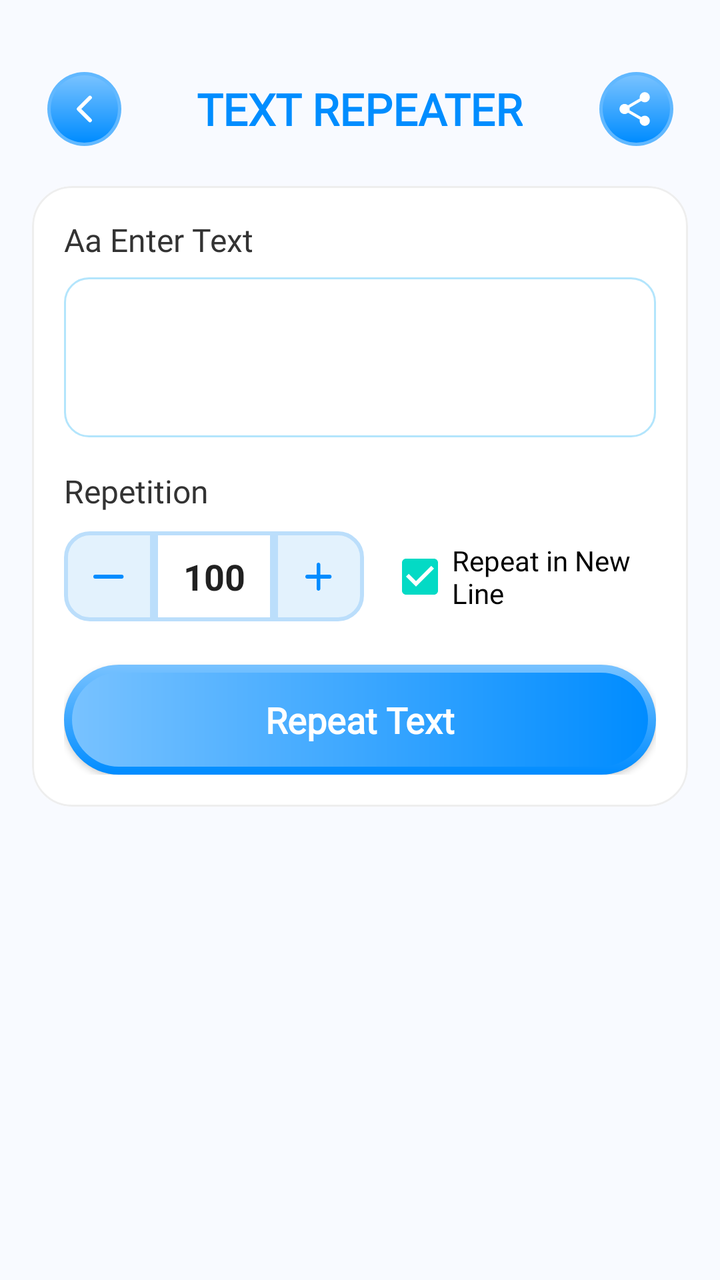
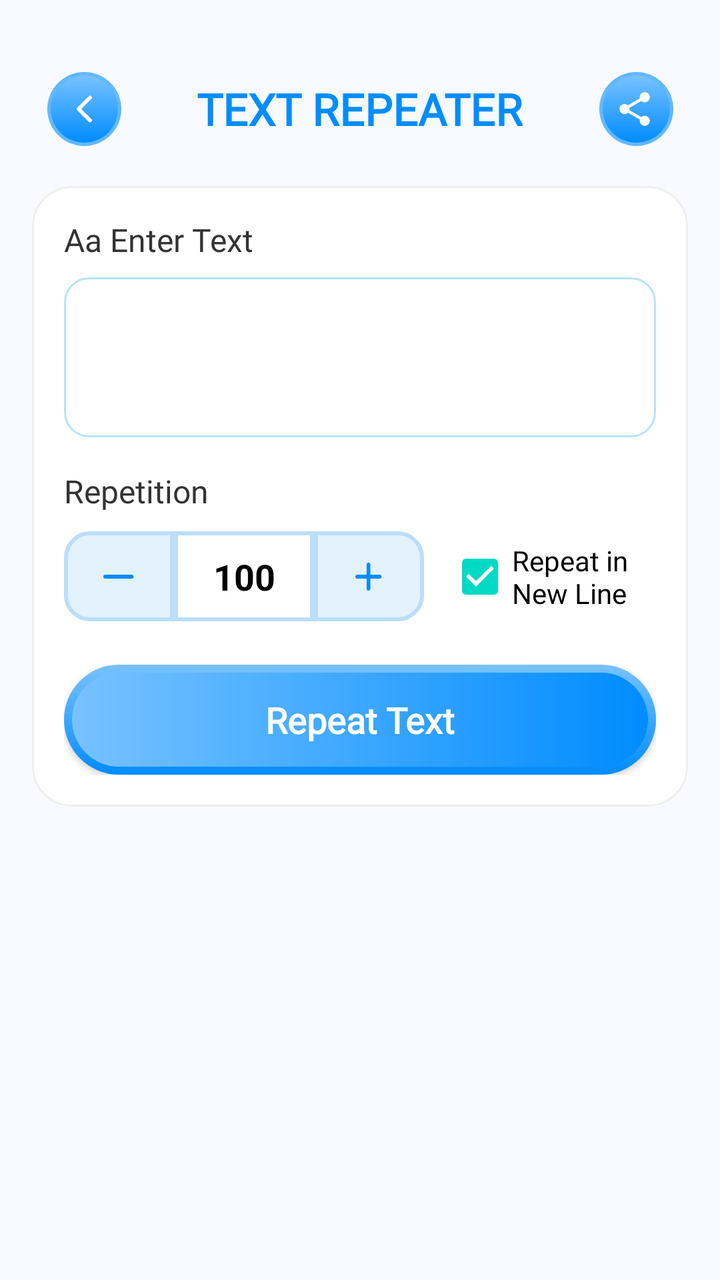

An Android layout rendered at two revisions. The XML below is the earlier revision; the diff shows what the commit changed to produce the second picture.
<!-- AndroidManifest.xml: application theme Theme.TextRepeat -->
<!-- res/layout/activity_repeat.xml -->
<?xml version="1.0" encoding="utf-8"?>
<LinearLayout xmlns:android="http://schemas.android.com/apk/res/android"
    xmlns:app="http://schemas.android.com/apk/res-auto"
    android:layout_width="match_parent"
    android:layout_height="match_parent"
    android:background="#F8FAFF"
    android:orientation="vertical">

    <RelativeLayout
        android:layout_width="match_parent"
        android:layout_height="45dp"
        android:layout_marginTop="32dp"
        android:paddingHorizontal="16dp">

        <ImageView
            android:id="@+id/btnBack"
            android:layout_width="wrap_content"
            android:layout_height="wrap_content"
            android:padding="4dp"
            android:layout_centerVertical="true"
            android:src="@drawable/ic_back_blue" />

        <TextView
            android:layout_width="wrap_content"
            android:layout_height="wrap_content"
            android:layout_centerInParent="true"
            android:text="@string/text_repeater"
            android:fontFamily="@font/poppins_bold"
            android:textColor="#008DFF"
            android:textSize="22sp"
            android:textStyle="bold" />

        <ImageView
            android:id="@+id/imvshare"
            android:layout_width="wrap_content"
            android:layout_height="wrap_content"
            android:padding="4dp"
            android:layout_alignParentEnd="true"
            android:layout_centerVertical="true"
            android:src="@drawable/ic_share_blue" />
    </RelativeLayout>

    <androidx.core.widget.NestedScrollView
        android:layout_width="match_parent"
        android:layout_height="match_parent">

        <LinearLayout
            android:layout_width="match_parent"
            android:layout_height="wrap_content"
            android:orientation="vertical"
            android:padding="16dp">

            <com.google.android.material.card.MaterialCardView
                android:layout_width="match_parent"
                android:layout_height="wrap_content"
                app:cardBackgroundColor="@color/white"
                app:cardCornerRadius="20dp"
                app:cardElevation="0dp"
                app:strokeColor="#EEEEEE"
                app:strokeWidth="1dp">

                <LinearLayout
                    android:layout_width="match_parent"
                    android:layout_height="wrap_content"
                    android:orientation="vertical"
                    android:padding="16dp">

                    <TextView
                        android:layout_width="wrap_content"
                        android:layout_height="wrap_content"
                        android:text="@string/aa_enter_text"
                        android:fontFamily="@font/poppins_medium"
                        android:textSize="16sp"
                        android:textColor="#333333" />

                    <EditText
                        android:id="@+id/edtInput"
                        android:layout_width="match_parent"
                        android:layout_height="80dp"
                        android:layout_marginTop="8dp"
                        android:background="@drawable/bg_edittext_blue_stroke"
                        android:gravity="top"
                        android:fontFamily="@font/seymourone_regular"
                        android:padding="12dp"
                        android:textSize="16sp" />

                    <TextView
                        android:layout_width="wrap_content"
                        android:layout_height="wrap_content"
                        android:layout_marginTop="16dp"
                        android:text="@string/repetition"
                        android:fontFamily="@font/poppins_medium"
                        android:textSize="16sp"
                        android:textColor="#333333" />

                    <LinearLayout
                        android:layout_width="match_parent"
                        android:layout_height="wrap_content"
                        android:layout_marginTop="8dp"
                        android:gravity="center_vertical"
                        android:orientation="horizontal">

                        <LinearLayout
                            android:layout_width="wrap_content"
                            android:layout_height="45dp"
                            android:gravity="center_vertical"
                            android:orientation="horizontal">

                            <ImageButton
                                android:id="@+id/btnMinus"
                                android:layout_width="45dp"
                                android:layout_height="match_parent"
                                android:background="@drawable/bg_counter_left"
                                android:src="@drawable/ic_minus" />

                            <EditText
                                android:id="@+id/edtCount"
                                android:layout_width="60dp"
                                android:layout_height="match_parent"
                                android:background="@drawable/bg_counter_middle"
                                android:gravity="center"
                                android:inputType="number"
                                android:text="100"
                                android:textStyle="bold" />

                            <ImageButton
                                android:id="@+id/btnPlus"
                                android:layout_width="45dp"
                                android:layout_height="match_parent"
                                android:background="@drawable/bg_counter_right"
                                android:src="@drawable/ic_plus" />
                        </LinearLayout>

                        <CheckBox
                            android:id="@+id/cbNewLine"
                            android:layout_width="wrap_content"
                            android:layout_height="wrap_content"
                            android:layout_marginStart="12dp"
                            android:checked="true"
                            android:fontFamily="@font/poppins_medium"
                            android:text="@string/repeat_in_new_line"
                            android:textSize="14sp" />
                    </LinearLayout>

                    <androidx.appcompat.widget.AppCompatButton
                        android:id="@+id/btnRepeatAction"
                        android:layout_width="match_parent"
                        android:layout_height="55dp"
                        android:layout_marginTop="20dp"
                        android:background="@drawable/bg_button_gradient_blue"
                        app:rippleColor="@android:color/transparent"
                        android:text="@string/repeat_text"
                        android:fontFamily="@font/poppins_semibold"
                        android:textAllCaps="false"
                        android:textColor="@color/white"
                        android:textSize="18sp"
                        android:textStyle="bold" />

                </LinearLayout>
            </com.google.android.material.card.MaterialCardView>

            <include
                android:id="@+id/layoutResult"
                layout="@layout/layout_repeat_result"
                android:visibility="gone" />

        </LinearLayout>
    </androidx.core.widget.NestedScrollView>
</LinearLayout>
<!-- res/layout/layout_repeat_result.xml (included above) -->
<?xml version="1.0" encoding="utf-8"?>
<LinearLayout xmlns:android="http://schemas.android.com/apk/res/android"
    xmlns:app="http://schemas.android.com/apk/res-auto"
    xmlns:tools="http://schemas.android.com/tools"
    android:layout_width="match_parent"
    android:layout_height="wrap_content"
    android:layout_marginTop="16dp"
    android:orientation="vertical">

    <com.google.android.material.card.MaterialCardView
        android:layout_width="match_parent"
        android:layout_height="wrap_content"
        app:cardBackgroundColor="@color/white"
        app:cardCornerRadius="20dp"
        app:cardElevation="0dp"
        app:strokeColor="#EEEEEE"
        app:strokeWidth="1dp">
        <FrameLayout
            android:layout_width="match_parent"
            android:layout_height="wrap_content"
            tools:ignore="WebViewLayout">

            <WebView
                android:id="@+id/webViewResult"
                android:layout_width="match_parent"
                android:layout_height="260dp" />
















            <ImageView
                android:id="@+id/ivFavourite"
                android:layout_width="40dp"
                android:layout_height="40dp"
                android:layout_gravity="top|end"
                android:layout_margin="8dp"
                android:padding="8dp"
                android:clickable="true"
                android:focusable="true"
                android:src="@drawable/ic_heart_outline"
                android:background="?attr/selectableItemBackgroundBorderless"/>
        </FrameLayout>

    </com.google.android.material.card.MaterialCardView>

    <com.google.android.material.button.MaterialButton
        android:id="@+id/btnStylize"
        android:layout_width="match_parent"
        android:layout_height="50dp"
        android:layout_marginTop="16dp"
        app:backgroundTint="@null"
        android:background="@drawable/bg_button_white_blue_stroke"
        android:layout_marginHorizontal="16dp"
        app:rippleColor="@android:color/transparent"
        app:cornerRadius="25dp"
        app:icon="@drawable/ic_stylize"
        android:fontFamily="@font/poppins_semibold"
        android:textSize="16sp"
        app:iconGravity="textStart"
        app:iconTint="#008DFF"
        android:text="@string/stylize"
        android:textAllCaps="false"
        android:textColor="#008DFF"
        android:textStyle="bold" />

    <LinearLayout
        android:layout_width="match_parent"
        android:layout_height="60dp"
        android:layout_marginTop="16dp"
        android:layout_marginHorizontal="16dp"
        android:orientation="horizontal">

        <com.google.android.material.button.MaterialButton
            android:id="@+id/btnCopy"
            android:layout_width="0dp"
            android:layout_height="match_parent"
            android:layout_marginEnd="8dp"
            android:layout_weight="1"
            android:backgroundTint="@null"
            app:rippleColor="@android:color/transparent"
            android:background="@drawable/bg_button_gradient_blue"
            app:cornerRadius="25dp"
            app:backgroundTint="@null"
            app:icon="@drawable/ic_copy_white"
            app:iconGravity="textStart"
            android:fontFamily="@font/poppins_semibold"
            android:textSize="16sp"
            android:text="@string/copy"
            android:textAllCaps="false"
            android:textColor="@color/white"
            android:textStyle="bold" />

        <com.google.android.material.button.MaterialButton
            android:id="@+id/btnSend"
            android:layout_width="0dp"
            android:layout_height="match_parent"
            android:layout_marginStart="8dp"
            android:layout_weight="1"
            android:background="@drawable/bg_button_gradient_green"
            app:cornerRadius="25dp"
            app:rippleColor="@android:color/transparent"
            app:backgroundTint="@null"
            app:icon="@drawable/ic_send_white"
            app:iconGravity="textStart"
            android:text="@string/send"
            android:fontFamily="@font/poppins_semibold"
            android:textSize="16sp"
            android:textAllCaps="false"
            android:textColor="@color/white"
            android:textStyle="bold" />
    </LinearLayout>
</LinearLayout>
<!-- resources referenced by this layout -->
<resources>
  <color name="white">#FFFFFFFF</color>
  <!-- drawable bg_button_white_blue_stroke (drawable) -->
  <?xml version="1.0" encoding="utf-8"?>
  <shape xmlns:android="http://schemas.android.com/apk/res/android">
      <solid android:color="@color/white" />
      <corners android:radius="25dp" />
      <stroke
          android:width="2dp"
          android:color="#008DFF" />
  </shape>
  <!-- drawable bg_counter_left (drawable) -->
  <shape xmlns:android="http://schemas.android.com/apk/res/android">
      <solid android:color="#E3F2FD" /> <corners
      android:topLeftRadius="12dp"
      android:bottomLeftRadius="12dp" />
      <stroke android:width="2dp" android:color="#BBDEFB" />
  </shape>
  <!-- drawable bg_counter_middle (drawable) -->
  <shape xmlns:android="http://schemas.android.com/apk/res/android">
      <solid android:color="@color/white" /> <stroke android:width="2dp" android:color="#BBDEFB" />
  </shape>
  <!-- drawable bg_counter_right (drawable) -->
  <shape xmlns:android="http://schemas.android.com/apk/res/android">
      <solid android:color="#E3F2FD" /> <corners
      android:topRightRadius="12dp"
      android:bottomRightRadius="12dp" />
      <stroke android:width="2dp" android:color="#BBDEFB" />
  </shape>
  <!-- drawable bg_edittext_blue_stroke (drawable) -->
  <?xml version="1.0" encoding="utf-8"?>
  <shape xmlns:android="http://schemas.android.com/apk/res/android">
      <solid android:color="@color/white" />
      <corners android:radius="12dp" />
      <stroke
          android:width="1dp"
          android:color="#B3E5FC" /> </shape>
  <!-- drawable ic_minus (drawable) -->
  <vector xmlns:android="http://schemas.android.com/apk/res/android"
      android:width="16dp"
      android:height="2dp"
      android:viewportWidth="16"
      android:viewportHeight="2">
    <path
        android:pathData="M1,1H14.13"
        android:strokeLineJoin="round"
        android:strokeWidth="2"
        android:fillColor="#00000000"
        android:strokeColor="#008CFF"
        android:strokeLineCap="round"/>
  </vector>
  <string name="aa_enter_text">Aa Enter Text</string>
  <string name="copy">Copy</string>
  <string name="repeat_in_new_line">Repeat in New Line</string>
  <string name="repeat_text">Repeat Text</string>
  <string name="repetition">Repetition</string>
  <string name="send">Send</string>
  <string name="stylize">Stylize</string>
  <string name="text_repeater">TEXT REPEATER</string>
  <style name="Theme.TextRepeat" parent="Theme.MaterialComponents.DayNight.NoActionBar">
          
          <item name="colorPrimary">@color/purple_500</item>
          <item name="colorPrimaryVariant">@color/purple_700</item>
          <item name="colorOnPrimary">@color/white</item>
          
          <item name="colorSecondary">@color/teal_200</item>
          <item name="colorSecondaryVariant">@color/teal_700</item>
          <item name="colorOnSecondary">@color/black</item>
          
          <item name="android:statusBarColor">?attr/colorPrimaryVariant</item>
          
      </style>
  <color name="purple_500">#FF6200EE</color>
  <color name="purple_700">#FF3700B3</color>
  <color name="teal_200">#FF03DAC5</color>
  <color name="teal_700">#FF018786</color>
  <color name="black">#FF000000</color>
  <!-- unchanged entries left out for length: 9 -->
</resources>

<!-- the commit's change to res/layout/activity_repeat.xml (unified diff, before → after) -->
@@ -31,7 +31,7 @@
             android:textStyle="bold" />
 
         <ImageView
-            android:id="@+id/imvshare"
+            android:id="@+id/imvshareApp"
             android:layout_width="wrap_content"
             android:layout_height="wrap_content"
             android:padding="4dp"
@@ -73,16 +73,35 @@
                         android:textSize="16sp"
                         android:textColor="#333333" />
 
-                    <EditText
-                        android:id="@+id/edtInput"
+                    <RelativeLayout
                         android:layout_width="match_parent"
                         android:layout_height="80dp"
-                        android:layout_marginTop="8dp"
-                        android:background="@drawable/bg_edittext_blue_stroke"
-                        android:gravity="top"
-                        android:fontFamily="@font/seymourone_regular"
-                        android:padding="12dp"
-                        android:textSize="16sp" />
+                        android:layout_marginTop="8dp">
+
+                        <EditText
+                            android:id="@+id/edtInput"
+                            android:layout_width="match_parent"
+                            android:layout_height="match_parent"
+                            android:background="@drawable/bg_edittext_blue_stroke"
+                            android:fontFamily="@font/seymourone_regular"
+                            android:gravity="top"
+                            android:paddingTop="12dp"
+                            android:paddingStart="12dp"
+                            android:paddingEnd="40dp"
+                            android:textColor="@color/black"
+                            android:textSize="16sp" />
+
+                        <ImageView
+                            android:id="@+id/btnClearInput"
+                            android:layout_width="32dp"
+                            android:layout_height="32dp"
+                            android:layout_alignParentEnd="true"
+                            android:layout_marginTop="8dp"
+                            android:layout_marginEnd="8dp"
+                            android:padding="6dp"
+                            android:src="@drawable/icon_clear"
+                            android:visibility="gone" />
+                    </RelativeLayout>
 
                     <TextView
                         android:layout_width="wrap_content"
@@ -108,24 +127,26 @@
 
                             <ImageButton
                                 android:id="@+id/btnMinus"
-                                android:layout_width="45dp"
+                                android:layout_width="55dp"
                                 android:layout_height="match_parent"
                                 android:background="@drawable/bg_counter_left"
                                 android:src="@drawable/ic_minus" />
 
                             <EditText
                                 android:id="@+id/edtCount"
-                                android:layout_width="60dp"
+                                android:layout_width="70dp"
                                 android:layout_height="match_parent"
                                 android:background="@drawable/bg_counter_middle"
+                                android:maxLength="5"
                                 android:gravity="center"
                                 android:inputType="number"
+                                android:textColor="@color/black"
                                 android:text="100"
                                 android:textStyle="bold" />
 
                             <ImageButton
                                 android:id="@+id/btnPlus"
-                                android:layout_width="45dp"
+                                android:layout_width="55dp"
                                 android:layout_height="match_parent"
                                 android:background="@drawable/bg_counter_right"
                                 android:src="@drawable/ic_plus" />
@@ -133,10 +154,12 @@
 
                         <CheckBox
                             android:id="@+id/cbNewLine"
+                            android:textColor="@color/black"
                             android:layout_width="wrap_content"
                             android:layout_height="wrap_content"
                             android:layout_marginStart="12dp"
                             android:checked="true"
+                            android:textColorHint="@color/black"
                             android:fontFamily="@font/poppins_medium"
                             android:text="@string/repeat_in_new_line"
                             android:textSize="14sp" />
@@ -166,6 +189,11 @@
 
         </LinearLayout>
     </androidx.core.widget.NestedScrollView>
+    <FrameLayout
+        android:id="@+id/flBanner"
+        android:minHeight="10dp"
+        android:layout_width="wrap_content"
+        android:layout_height="wrap_content"/>
 </LinearLayout>
 <!-- res/layout/layout_repeat_result.xml (included above) -->
 <?xml version="1.0" encoding="utf-8"?>
@@ -193,7 +221,9 @@
             <WebView
                 android:id="@+id/webViewResult"
                 android:layout_width="match_parent"
-                android:layout_height="260dp" />
+                android:layout_height="260dp"
+                android:background="@android:color/transparent"
+                />
 
 
 
<!-- resource entries referenced after the edit -->
@@ -50,6 +50,20 @@
         android:strokeColor="#008CFF"
         android:strokeLineCap="round"/>
   </vector>
+  <!-- drawable icon_clear (drawable) -->
+  <vector xmlns:android="http://schemas.android.com/apk/res/android"
+      android:width="24dp"
+      android:height="24dp"
+      android:viewportWidth="24"
+      android:viewportHeight="24">
+    <path
+        android:pathData="M6.758,17.243L12.001,12L17.244,17.243M17.244,6.757L12,12L6.758,6.757"
+        android:strokeLineJoin="round"
+        android:strokeWidth="1.5"
+        android:fillColor="#00000000"
+        android:strokeColor="#BFBFBF"
+        android:strokeLineCap="round"/>
+  </vector>
   <string name="aa_enter_text">Aa Enter Text</string>
   <string name="copy">Copy</string>
   <string name="repeat_in_new_line">Repeat in New Line</string>
